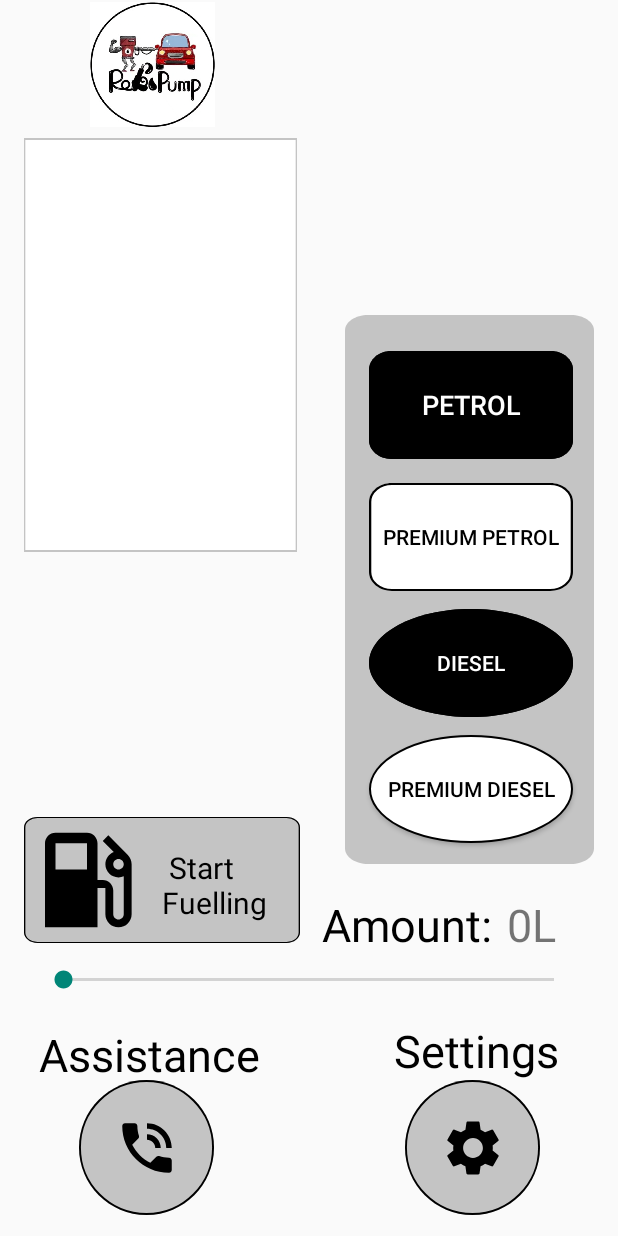
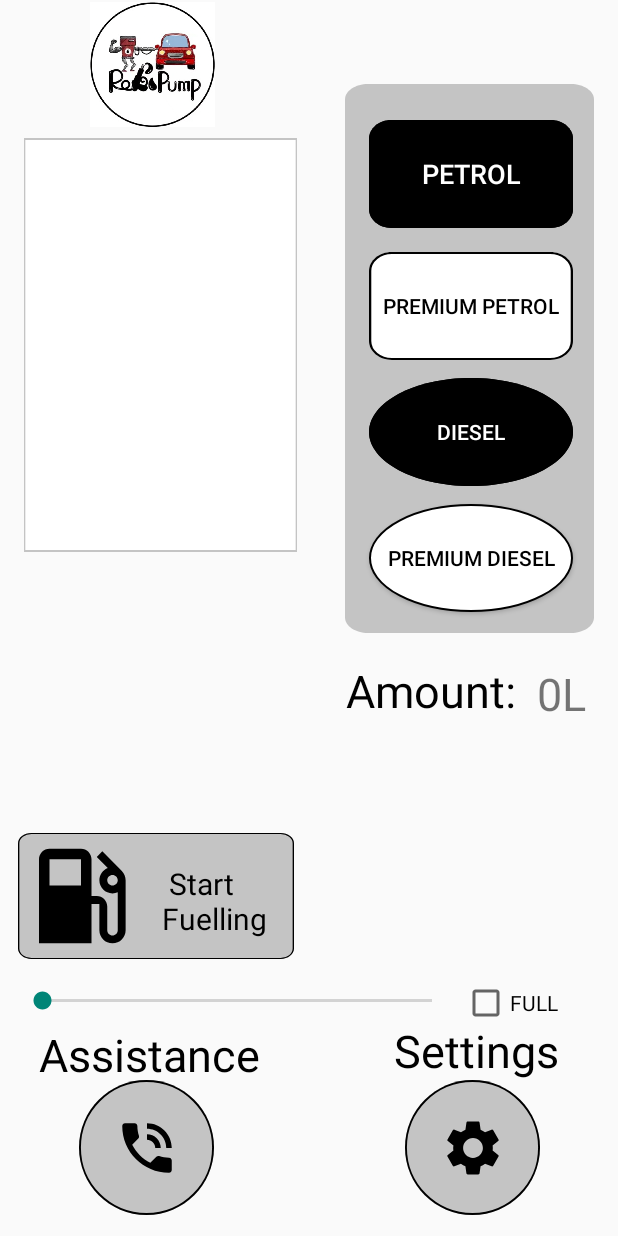
Before and after one commit to qumquat-eater/SDP2021Robopump, an Android app: the MainActivity screen opened directly, with no data from a screen before it, on a phone screen of 412 x 824 dp. Run offline under Robolectric (Android 15) with nearby library versions, the phone set to English and light mode, and no system bars.

Commit message:
make order summary scrollable and add checkbox

```diff
--- a/Robopump2/app/src/main/java/com/example/robopump2/MainActivity.java
+++ b/Robopump2/app/src/main/java/com/example/robopump2/MainActivity.java
@@ -6,11 +6,13 @@ import androidx.constraintlayout.widget.ConstraintLayout;
 import android.content.Intent;
 import android.content.SharedPreferences;
 import android.os.Bundle;
+import android.text.method.ScrollingMovementMethod;
 import android.view.Gravity;
 import android.view.LayoutInflater;
 import android.view.MotionEvent;
 import android.view.View;
 import android.widget.Button;
+import android.widget.CheckBox;
 import android.widget.ImageButton;
 import android.widget.LinearLayout;
 import android.widget.PopupWindow;
@@ -29,6 +31,8 @@ import java.util.Arrays;
 public class MainActivity extends AppCompatActivity {
 
     private ImageButton settingsButton, fuellingButton, assitanceButton;
+    private TextView current_amount;
+    private CheckBox checkFull;
     private String[]  orderSummary  = {"","","","","",""}; //holds name, email, card number, fuel type, fuel amount, total cost
     Hashtable<String, Double> fuelPrices = new Hashtable<String,Double>(); //Holds fuel prices with fuel name as the key
     private int selectedUser = 0; //holds the currently selected user profile
@@ -42,11 +46,16 @@ public class MainActivity extends AppCompatActivity {
         //begin: define local variable of seekbar and amount;
         TextView textView= (TextView)findViewById(R.id.current_amount);
         seekBar= (SeekBar)findViewById(R.id.fuel_amount_slider);
+        checkFull = (CheckBox)findViewById(R.id.checkBox);
         //end: define local variable of seekbar and amount;
         //define buttons
         settingsButton = (ImageButton) findViewById(R.id.Settings);
         fuellingButton = (ImageButton) findViewById(R.id.start_fuelling);
         assitanceButton = (ImageButton) findViewById(R.id.Assistance);
+        //scroll order summary
+        TextView orderSum = findViewById(R.id.order_summary);
+        orderSum.setMovementMethod(new ScrollingMovementMethod());
+
 
         //settings button onClick
         settingsButton.setOnClickListener(new View.OnClickListener() {
@@ -60,7 +69,7 @@ public class MainActivity extends AppCompatActivity {
         fuellingButton.setOnClickListener(new View.OnClickListener() {
             @Override
             public void onClick(View v) {
-                if (fuelChosen&&seekBar.getProgress()!=0) {
+                if (fuelChosen&&seekBar.getProgress()!=0 || fuelChosen&&checkFull.isChecked()) {
                     showPopupWindow(v);
                     SharedPreferences prefs = getSharedPreferences(SHARED_PREF, MODE_PRIVATE);
                     prefs.edit().putBoolean("fuelChosen",fuelChosen).apply();
@@ -83,6 +92,7 @@ public class MainActivity extends AppCompatActivity {
                 showAssistanceWindow(v);
             }
         });
+
 
 
         //begin: slide seekbar, and change amount
@@ -164,6 +174,19 @@ public class MainActivity extends AppCompatActivity {
             startActivity(intent);
         }
 
+    }
+
+    //tick check-box to add full fuel
+    public void onCheckboxClicked(View view) {
+        boolean checked = ((CheckBox) view).isChecked();
+        current_amount = findViewById(R.id.current_amount);
+        if (view.getId() == R.id.checkBox) {
+            if (checked) {
+                current_amount.setText("Full");
+                orderSummary[4] = "Full"; //update selected fuel amount
+                updateOrderSummary();
+            }
+        }
     }
 
     //opens the settings page
--- a/Robopump2/app/src/main/res/layout/activity_main.xml
+++ b/Robopump2/app/src/main/res/layout/activity_main.xml
@@ -19,6 +19,7 @@
         android:background="@drawable/order_summary"
         android:text="     Order Summary:"
         android:textSize="20dp"
+        android:scrollbars="vertical"
         app:layout_constraintStart_toStartOf="parent"
         app:layout_constraintTop_toTopOf="parent" />
 
@@ -28,12 +29,12 @@
         android:layout_height="366dp"
         android:layout_alignParentLeft="true"
         android:layout_alignParentTop="true"
+        android:layout_marginTop="56dp"
         android:layout_marginEnd="16dp"
         android:layout_marginRight="16dp"
-        android:layout_marginBottom="20dp"
         android:background="@drawable/rectangle_1"
-        app:layout_constraintBottom_toTopOf="@+id/text_fuel_amount"
-        app:layout_constraintEnd_toEndOf="parent" />
+        app:layout_constraintEnd_toEndOf="parent"
+        app:layout_constraintTop_toTopOf="parent" />
 
     <Button
         android:id="@+id/petrol"
@@ -152,9 +153,9 @@
         android:layout_height="84dp"
         android:layout_alignParentLeft="true"
         android:layout_alignParentTop="true"
-        android:layout_marginStart="16dp"
-        android:layout_marginLeft="16dp"
-        android:layout_marginBottom="8dp"
+        android:layout_marginStart="12dp"
+        android:layout_marginLeft="12dp"
+        android:layout_marginBottom="20dp"
         android:background="@drawable/start_fuelling"
         android:scaleType="fitStart"
         android:src="@drawable/ic_gas_station"
@@ -176,11 +177,11 @@
 
     <SeekBar
         android:id="@+id/fuel_amount_slider"
-        android:layout_width="359dp"
-        android:layout_height="33dp"
-        android:layout_marginStart="26dp"
-        android:layout_marginLeft="26dp"
-        android:layout_marginBottom="10dp"
+        android:layout_width="292dp"
+        android:layout_height="15dp"
+        android:layout_marginStart="12dp"
+        android:layout_marginLeft="12dp"
+        android:layout_marginBottom="5dp"
         android:max="100"
         android:progress="0"
         app:layout_constraintBottom_toTopOf="@+id/text_Settings"
@@ -202,13 +203,14 @@
         android:id="@+id/text_fuel_amount"
         android:layout_width="wrap_content"
         android:layout_height="wrap_content"
-        android:layout_marginEnd="84dp"
-        android:layout_marginRight="84dp"
+        android:layout_marginTop="18dp"
+        android:layout_marginEnd="68dp"
+        android:layout_marginRight="68dp"
         android:text="Amount:"
         android:textColor="#ff000000"
         android:textSize="30dp"
-        app:layout_constraintBottom_toTopOf="@+id/fuel_amount_slider"
-        app:layout_constraintEnd_toEndOf="parent" />
+        app:layout_constraintEnd_toEndOf="parent"
+        app:layout_constraintTop_toBottomOf="@+id/name" />
 
     <TextView
         android:id="@+id/text_start_fuel"
@@ -225,17 +227,13 @@
 
     <TextView
         android:id="@+id/current_amount"
-        android:layout_width="70dp"
+        android:layout_width="54dp"
         android:layout_height="40dp"
         android:layout_marginTop="20dp"
-        android:layout_marginEnd="4dp"
-        android:layout_marginRight="4dp"
         android:text="0L"
         android:textSize="30dp"
-        app:layout_constraintBottom_toTopOf="@+id/fuel_amount_slider"
         app:layout_constraintEnd_toEndOf="parent"
-        app:layout_constraintTop_toBottomOf="@+id/name"
-        app:layout_constraintVertical_bias="0.0" />
+        app:layout_constraintTop_toBottomOf="@+id/name" />
 
     <ImageView
         android:id="@+id/imageView2"
@@ -248,4 +246,15 @@
         app:layout_constraintTop_toTopOf="parent"
         app:srcCompat="@drawable/logo2" />
 
+    <CheckBox
+        android:id="@+id/checkBox"
+        android:layout_width="64dp"
+        android:layout_height="23dp"
+        android:layout_marginEnd="40dp"
+        android:layout_marginRight="40dp"
+        android:text="FULL"
+        app:layout_constraintBottom_toTopOf="@+id/text_Settings"
+        app:layout_constraintEnd_toEndOf="parent"
+        android:onClick="onCheckboxClicked"/>
+
 </androidx.constraintlayout.widget.ConstraintLayout>
```
Also changed, not shown: Robopump2/app/src/main/java/com/example/robopump2/SettingsActivity.java (+9 -4 lines), Robopump2/app/src/main/res/layout/settings_page.xml (+13 -15 lines), 1 other file.
